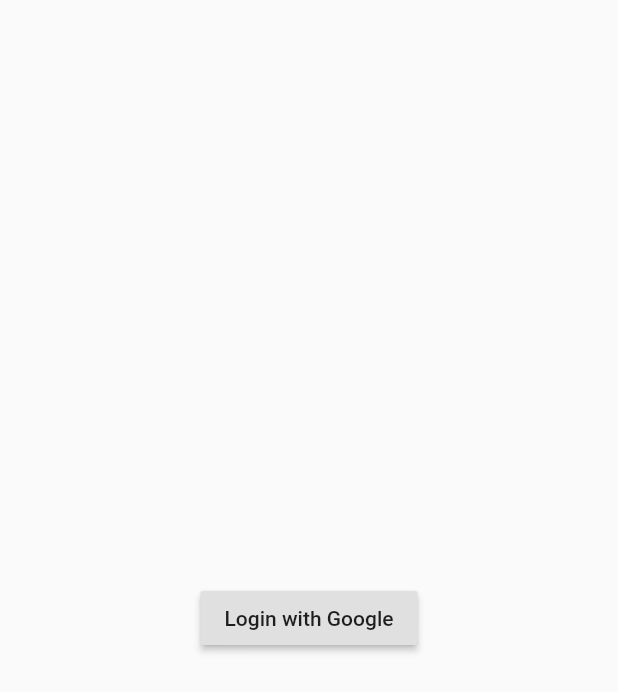
After one commit to FaisalChoura/flutter-budgeting-app, a Flutter app: the screen it shows after launch, after a tap on "Login with Google", on a phone screen of 412 x 824 dp. The commit adds this screen. Shown: the top 692 px of the screen. Run offline on Flutter 3.47's test engine with Material 2 defaults, Android fonts, the phone set to English and light mode, and no system bars; our stand-ins replace cloud_firestore, firebase_auth, google_sign_in; accounts and stored records are empty.

Commit message:
added firebase google authentication

```diff
--- a/lib/main.dart
+++ b/lib/main.dart
@@ -1,15 +1,24 @@
-import 'package:budget_app/screens/year_view.dart';
+import 'package:budget_app/routes.dart';
+import 'package:budget_app/services/auth.dart';
+import 'package:firebase_auth/firebase_auth.dart';
 import 'package:flutter/material.dart';
+import 'package:provider/provider.dart';
 
 void main() => runApp(MyApp());
 
 class MyApp extends StatelessWidget {
-  // This widget is the root of your application.
   @override
   Widget build(BuildContext context) {
-    return MaterialApp(
-      title: 'Flutter Demo',
-      home: YearViewScreen(),
+    return MultiProvider(
+      providers: [
+        StreamProvider<FirebaseUser>.value(
+          value: AuthService().user,
+        ),
+      ],
+      child: MaterialApp(
+        title: 'Flutter Demo',
+        routes: routes,
+      ),
     );
   }
 }
--- /dev/null
+++ b/lib/routes.dart
@@ -0,0 +1,7 @@
+import 'package:flutter/material.dart';
+import './screens/screens.dart';
+
+final Map<String, WidgetBuilder> routes = <String, WidgetBuilder>{
+  '/': (context) => LoginScreen(),
+  '/year_view': (context) => YearViewScreen(),
+};
--- /dev/null
+++ b/lib/screens/login.dart
@@ -0,0 +1,42 @@
+import 'package:budget_app/services/auth.dart';
+import 'package:flutter/material.dart';
+
+class LoginScreen extends StatefulWidget {
+  @override
+  _LoginScreenState createState() => _LoginScreenState();
+}
+
+class _LoginScreenState extends State<LoginScreen> {
+  AuthService auth = AuthService();
+
+  @override
+  void initState() {
+    super.initState();
+    auth.getUser.then(
+      (user) {
+        if (user != null) {
+          Navigator.pushReplacementNamed(context, '/year_view');
+        }
+      },
+    );
+  }
+
+  @override
+  Widget build(BuildContext context) {
+    return Scaffold(
+      body: Container(
+        child: Center(
+          child: RaisedButton(
+            child: Text('Login with Google'),
+            onPressed: () async {
+              var user = await auth.googleSignIn();
+              if (user != null) {
+                Navigator.pushReplacementNamed(context, '/year_view');
+              }
+            },
+          ),
+        ),
+      ),
+    );
+  }
+}
--- /dev/null
+++ b/lib/screens/screens.dart
@@ -0,0 +1,2 @@
+export './year_view.dart';
+export './login.dart';
--- a/lib/screens/year_view.dart
+++ b/lib/screens/year_view.dart
@@ -1,3 +1,4 @@
+import 'package:budget_app/services/auth.dart';
 import 'package:budget_app/widgets/bottom_nav.dart';
 import 'package:budget_app/widgets/month_card.dart';
 import 'package:budget_app/widgets/year_chart.dart';
@@ -15,6 +16,8 @@ class _YearViewScreenState extends State<YearViewScreen> {
   bool _visible = false;
   double budgetFontSize = 48;
   double budgetColPadding = 130;
+
+  AuthService auth = AuthService();
   @override
   Widget build(BuildContext context) {
     return Scaffold(
@@ -132,7 +135,10 @@ class _YearViewScreenState extends State<YearViewScreen> {
             size: 32.0,
           ),
         ),
-        onPressed: () {},
+        onPressed: () async {
+          await auth.signOut();
+          Navigator.pushReplacementNamed(context, '/');
+        },
       ),
       bottomNavigationBar: BottomNav(
         color: Color.fromARGB(255, 82, 89, 102),
--- /dev/null
+++ b/lib/services/auth.dart
@@ -0,0 +1,40 @@
+import 'package:firebase_auth/firebase_auth.dart';
+import 'package:google_sign_in/google_sign_in.dart';
+import 'package:cloud_firestore/cloud_firestore.dart';
+import 'dart:async';
+
+class AuthService {
+  final GoogleSignIn _googleSignIn = GoogleSignIn();
+  final FirebaseAuth _auth = FirebaseAuth.instance;
+  final Firestore _db = Firestore.instance;
+
+  Future<FirebaseUser> get getUser => _auth.currentUser();
+
+  Stream<FirebaseUser> get user {
+    return _auth.onAuthStateChanged;
+  }
+
+  Future<FirebaseUser> googleSignIn() async {
+    try {
+      GoogleSignInAccount googleSignInAccount = await _googleSignIn.signIn();
+      GoogleSignInAuthentication googleAuth =
+          await googleSignInAccount.authentication;
+
+      final AuthCredential credential = GoogleAuthProvider.getCredential(
+        accessToken: googleAuth.accessToken,
+        idToken: googleAuth.idToken,
+      );
+
+      FirebaseUser user = (await _auth.signInWithCredential(credential)).user;
+
+      return user;
+    } catch (error) {
+      print(error);
+      return null;
+    }
+  }
+
+  Future<void> signOut() {
+    return _auth.signOut();
+  }
+}
--- a/pubspec.yaml
+++ b/pubspec.yaml
@@ -28,6 +28,9 @@ dependencies:
   firebase_analytics: ^5.0.2
   firebase_auth: ^0.14.0+5
   cloud_firestore: ^0.12.9+5
+  google_sign_in: ^4.4.1
+
+  provider: ^4.0.4
 
 dev_dependencies:
   flutter_test:
```
Also changed, not shown: pubspec.lock, 4 other files.
